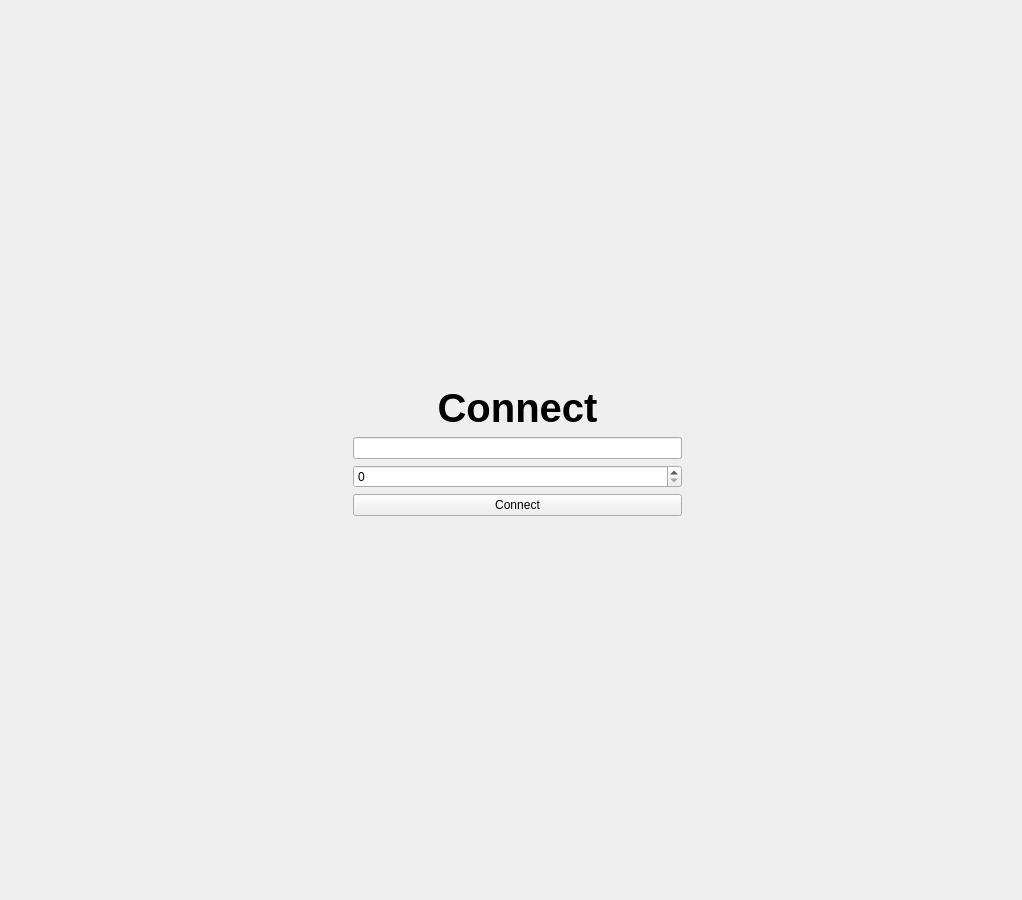
The window that src/client_new/ui/connection_form.ui (franco-ruggeri/write-together) describes before a commit, drawn with Qt 5.
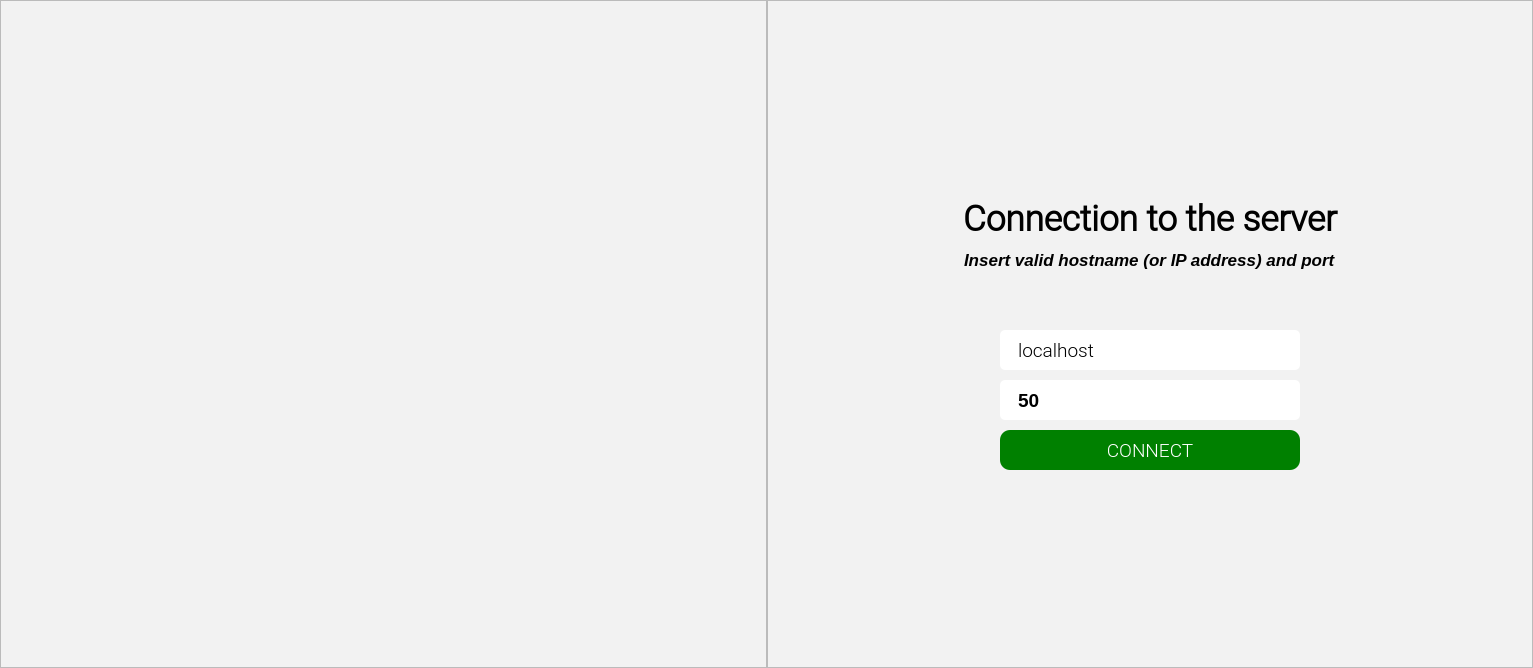
The same window after the commit. Icons and pictures are not drawn.

Commit message: integrate and refactor: UI of forms

```diff
--- a/src/client_new/ui/connection_form.ui
+++ b/src/client_new/ui/connection_form.ui
@@ -6,113 +6,331 @@
    <rect>
     <x>0</x>
     <y>0</y>
-    <width>1022</width>
-    <height>900</height>
+    <width>1533</width>
+    <height>668</height>
    </rect>
   </property>
+  <property name="sizePolicy">
+   <sizepolicy hsizetype="Preferred" vsizetype="Preferred">
+    <horstretch>0</horstretch>
+    <verstretch>0</verstretch>
+   </sizepolicy>
+  </property>
+  <property name="maximumSize">
+   <size>
+    <width>16777215</width>
+    <height>16777215</height>
+   </size>
+  </property>
   <property name="windowTitle">
    <string>Form</string>
   </property>
-  <layout class="QGridLayout" name="gridLayout">
-   <item row="0" column="2">
-    <spacer name="vertical_spacer">
-     <property name="orientation">
-      <enum>Qt::Vertical</enum>
+  <property name="styleSheet">
+   <string notr="true">* {
+	font-family: &quot;Roboto Light&quot;;
+	font-size: 14pt;
+    font-weight: 500;
+}
+
+QFrame {
+	background-color: #f2f2f2;
+}
+
+QLine {
+	color: grey;
+}
+
+QLineEdit,QSpinBox {
+	background-color: white;
+	padding: 5px 16px 5px;
+	height: 34;
+    border-radius: 5px;
+}
+
+QLineEdit:focus {
+	border: 2px solid #1877f2;
+}
+
+QPushButton#connect {
+	border-radius: 10px;
+	background-color: green;
+	color: white;
+}
+
+QLabel#instructions {
+	font-style: italic;
+	font-size: 13pt;
+	font-weigth: 200;
+}</string>
+  </property>
+  <layout class="QHBoxLayout" name="horizontalLayout">
+   <property name="spacing">
+    <number>0</number>
+   </property>
+   <property name="leftMargin">
+    <number>0</number>
+   </property>
+   <property name="topMargin">
+    <number>0</number>
+   </property>
+   <property name="rightMargin">
+    <number>0</number>
+   </property>
+   <property name="bottomMargin">
+    <number>0</number>
+   </property>
+   <item>
+    <widget class="QFrame" name="logo">
+     <property name="sizePolicy">
+      <sizepolicy hsizetype="Preferred" vsizetype="Preferred">
+       <horstretch>0</horstretch>
+       <verstretch>0</verstretch>
+      </sizepolicy>
      </property>
-     <property name="sizeHint" stdset="0">
-      <size>
-       <width>20</width>
-       <height>40</height>
-      </size>
+     <property name="frameShape">
+      <enum>QFrame::StyledPanel</enum>
      </property>
-    </spacer>
-   </item>
-   <item row="1" column="3">
-    <spacer name="horizontal_spacer_2">
-     <property name="orientation">
-      <enum>Qt::Horizontal</enum>
+     <property name="frameShadow">
+      <enum>QFrame::Raised</enum>
      </property>
-     <property name="sizeHint" stdset="0">
-      <size>
-       <width>40</width>
-       <height>20</height>
-      </size>
-     </property>
-    </spacer>
+     <layout class="QGridLayout" name="gridLayout">
+      <item row="0" column="0">
+       <widget class="QLabel" name="label_2">
+        <property name="maximumSize">
+         <size>
+          <width>960</width>
+          <height>640</height>
+         </size>
+        </property>
+        <property name="text">
+         <string/>
+        </property>
+        <property name="pixmap">
+         <pixmap resource="resource.qrc">:/images/app/logo.png</pixmap>
+        </property>
+        <property name="scaledContents">
+         <bool>true</bool>
+        </property>
+       </widget>
+      </item>
+     </layout>
+    </widget>
    </item>
-   <item row="1" column="2">
-    <layout class="QVBoxLayout" name="verticalLayout">
-     <item>
-      <widget class="QLabel" name="label">
-       <property name="font">
-        <font>
-         <pointsize>30</pointsize>
-         <weight>75</weight>
-         <bold>true</bold>
-        </font>
-       </property>
-       <property name="text">
-        <string>Connect</string>
-       </property>
-       <property name="alignment">
-        <set>Qt::AlignCenter</set>
-       </property>
-      </widget>
-     </item>
-     <item>
-      <widget class="QLineEdit" name="hostname"/>
-     </item>
-     <item>
-      <widget class="QSpinBox" name="port"/>
-     </item>
-     <item>
-      <widget class="QPushButton" name="connect">
-       <property name="text">
-        <string>Connect</string>
-       </property>
-      </widget>
-     </item>
-    </layout>
-   </item>
-   <item row="1" column="1">
-    <spacer name="horizontal_spacer">
-     <property name="orientation">
-      <enum>Qt::Horizontal</enum>
+   <item>
+    <widget class="QFrame" name="form">
+     <property name="sizePolicy">
+      <sizepolicy hsizetype="Preferred" vsizetype="Preferred">
+       <horstretch>0</horstretch>
+       <verstretch>0</verstretch>
+      </sizepolicy>
      </property>
-     <property name="sizeHint" stdset="0">
-      <size>
-       <width>40</width>
-       <height>20</height>
-      </size>
+     <property name="frameShape">
+      <enum>QFrame::StyledPanel</enum>
      </property>
-    </spacer>
-   </item>
-   <item row="1" column="0">
-    <widget class="QLabel" name="logo">
-     <property name="text">
-      <string/>
+     <property name="frameShadow">
+      <enum>QFrame::Raised</enum>
      </property>
-     <property name="pixmap">
-      <pixmap resource="resource.qrc">:/images/app/logo.png</pixmap>
-     </property>
-     <property name="alignment">
-      <set>Qt::AlignCenter</set>
-     </property>
+     <layout class="QVBoxLayout" name="verticalLayout">
+      <property name="spacing">
+       <number>10</number>
+      </property>
+      <property name="leftMargin">
+       <number>10</number>
+      </property>
+      <property name="topMargin">
+       <number>0</number>
+      </property>
+      <property name="rightMargin">
+       <number>10</number>
+      </property>
+      <property name="bottomMargin">
+       <number>0</number>
+      </property>
+      <item>
+       <spacer name="verticalSpacer_2">
+        <property name="orientation">
+         <enum>Qt::Vertical</enum>
+        </property>
+        <property name="sizeHint" stdset="0">
+         <size>
+          <width>20</width>
+          <height>40</height>
+         </size>
+        </property>
+       </spacer>
+      </item>
+      <item>
+       <widget class="QLabel" name="label">
+        <property name="sizePolicy">
+         <sizepolicy hsizetype="Preferred" vsizetype="Preferred">
+          <horstretch>0</horstretch>
+          <verstretch>0</verstretch>
+         </sizepolicy>
+        </property>
+        <property name="font">
+         <font>
+          <family>Roboto Light</family>
+          <pointsize>14</pointsize>
+          <weight>62</weight>
+          <bold>true</bold>
+         </font>
+        </property>
+        <property name="styleSheet">
+         <string notr="true"/>
+        </property>
+        <property name="text">
+         <string>&lt;html&gt;&lt;head/&gt;&lt;body&gt;&lt;p align=&quot;center&quot;&gt;&lt;span style=&quot; font-size:26pt; font-weight:600;&quot;&gt;Connection to the server&lt;/span&gt;&lt;/p&gt;&lt;/body&gt;&lt;/html&gt;</string>
+        </property>
+       </widget>
+      </item>
+      <item alignment="Qt::AlignHCenter">
+       <widget class="QLabel" name="instructions">
+        <property name="styleSheet">
+         <string notr="true"/>
+        </property>
+        <property name="text">
+         <string>Insert valid hostname (or IP address) and port</string>
+        </property>
+       </widget>
+      </item>
+      <item>
+       <spacer name="verticalSpacer_3">
+        <property name="orientation">
+         <enum>Qt::Vertical</enum>
+        </property>
+        <property name="sizeType">
+         <enum>QSizePolicy::Fixed</enum>
+        </property>
+        <property name="sizeHint" stdset="0">
+         <size>
+          <width>20</width>
+          <height>50</height>
+         </size>
+        </property>
+       </spacer>
+      </item>
+      <item alignment="Qt::AlignHCenter">
+       <widget class="QLineEdit" name="hostname">
+        <property name="sizePolicy">
+         <sizepolicy hsizetype="Minimum" vsizetype="Fixed">
+          <horstretch>0</horstretch>
+          <verstretch>0</verstretch>
+         </sizepolicy>
+        </property>
+        <property name="minimumSize">
+         <size>
+          <width>300</width>
+          <height>40</height>
+         </size>
+        </property>
+        <property name="maximumSize">
+         <size>
+          <width>300</width>
+          <height>40</height>
+         </size>
+        </property>
+        <property name="font">
+         <font>
+          <family>Roboto Light</family>
+          <pointsize>14</pointsize>
+          <weight>62</weight>
+          <bold>true</bold>
+         </font>
+        </property>
+        <property name="styleSheet">
+         <string notr="true"/>
+        </property>
+        <property name="text">
+         <string>localhost</string>
+        </property>
+        <property name="echoMode">
+         <enum>QLineEdit::Normal</enum>
+        </property>
+        <property name="placeholderText">
+         <string/>
+        </property>
+       </widget>
+      </item>
+      <item alignment="Qt::AlignHCenter">
+       <widget class="QSpinBox" name="port">
+        <property name="minimumSize">
+         <size>
+          <width>300</width>
+          <height>40</height>
+         </size>
+        </property>
+        <property name="maximumSize">
+         <size>
+          <width>300</width>
+          <height>40</height>
+         </size>
+        </property>
+        <property name="buttonSymbols">
+         <enum>QAbstractSpinBox::NoButtons</enum>
+        </property>
+        <property name="maximum">
+         <number>65535</number>
+        </property>
+        <property name="value">
+         <number>50</number>
+        </property>
+       </widget>
+      </item>
+      <item alignment="Qt::AlignHCenter">
+       <widget class="QPushButton" name="connect">
+        <property name="minimumSize">
+         <size>
+          <width>300</width>
+          <height>40</height>
+         </size>
+        </property>
+        <property name="maximumSize">
+         <size>
+          <width>300</width>
+          <height>40</height>
+         </size>
+        </property>
+        <property name="font">
+         <font>
+          <family>Roboto Light</family>
+          <pointsize>14</pointsize>
+          <weight>62</weight>
+          <bold>true</bold>
+         </font>
+        </property>
+        <property name="cursor">
+         <cursorShape>PointingHandCursor</cursorShape>
+        </property>
+        <property name="styleSheet">
+         <string notr="true"/>
+        </property>
+        <property name="text">
+         <string>CONNECT</string>
+        </property>
+        <property name="autoDefault">
+         <bool>true</bool>
+        </property>
+        <property name="default">
+         <bool>true</bool>
+        </property>
+       </widget>
+      </item>
+      <item>
+       <spacer name="verticalSpacer">
+        <property name="orientation">
+         <enum>Qt::Vertical</enum>
+        </property>
+        <property name="sizeHint" stdset="0">
+         <size>
+          <width>20</width>
+          <height>40</height>
+         </size>
+        </property>
+       </spacer>
+      </item>
+     </layout>
     </widget>
    </item>
-   <item row="2" column="2">
-    <spacer name="vertical_spacer_2">
-     <property name="orientation">
-      <enum>Qt::Vertical</enum>
-     </property>
-     <property name="sizeHint" stdset="0">
-      <size>
-       <width>20</width>
-       <height>40</height>
-      </size>
-     </property>
-    </spacer>
-   </item>
   </layout>
  </widget>
  <resources>
```
Left out of the diff: 6 changed lines with no effect on the pictures. The commit also changes 8 other files.
